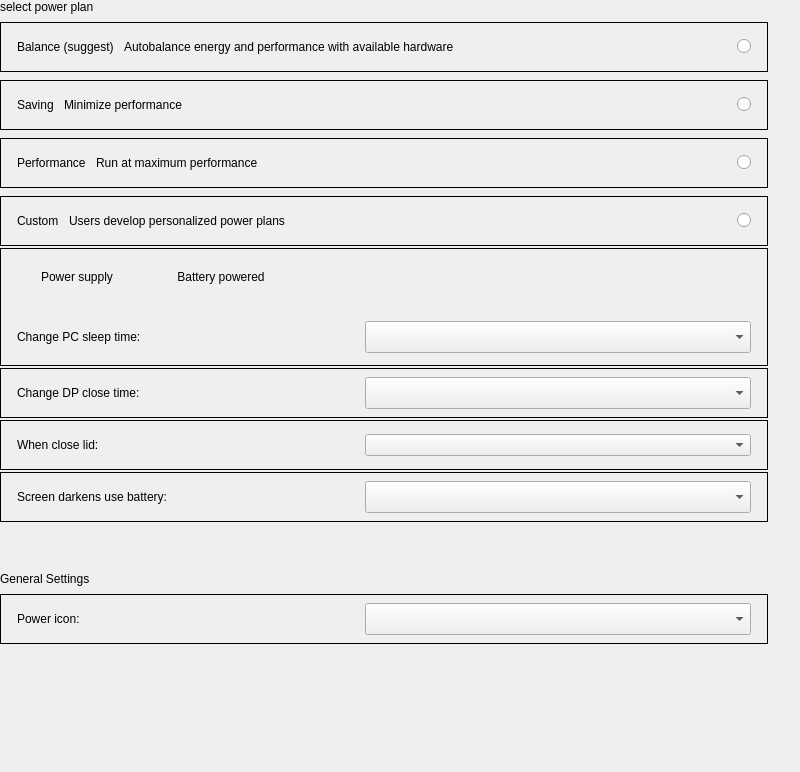
First picture: the form in plugins/system/power/power.ui, repository ukui/ukui-control-center, before the edit.
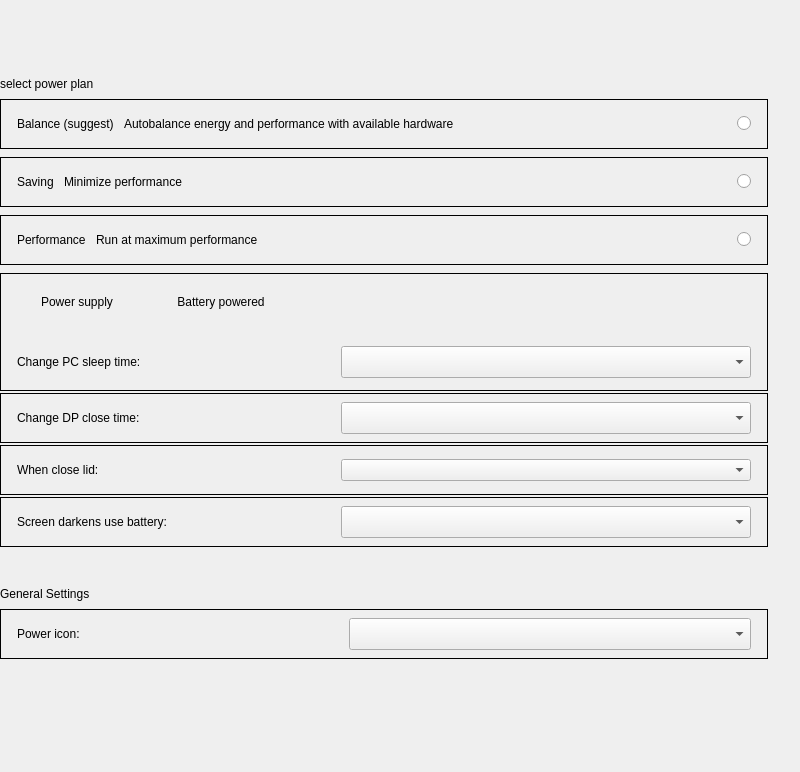
Second picture: the form after the edit. Custom widgets are drawn as their Qt base class.

Commit message:
fix(Power): Power
Description: Power

Log: 【前线】【外部禅道编号7778】【长城F229】【电源】系统电源计划选择自定义模式再选回平衡模式时，发现系统仍按自定义模式执行

Diff of the .ui file:
```diff
--- a/plugins/system/power/power.ui
+++ b/plugins/system/power/power.ui
@@ -39,7 +39,7 @@
     <number>32</number>
    </property>
    <property name="bottomMargin">
-    <number>48</number>
+    <number>16</number>
    </property>
    <item>
     <widget class="QWidget" name="widget" native="true">
@@ -391,118 +391,8 @@
            <number>2</number>
           </property>
           <property name="bottomMargin">
-           <number>10</number>
+           <number>0</number>
           </property>
-          <item>
-           <widget class="QFrame" name="customFrame">
-            <property name="minimumSize">
-             <size>
-              <width>0</width>
-              <height>50</height>
-             </size>
-            </property>
-            <property name="maximumSize">
-             <size>
-              <width>16777215</width>
-              <height>50</height>
-             </size>
-            </property>
-            <property name="frameShape">
-             <enum>QFrame::Box</enum>
-            </property>
-            <layout class="QHBoxLayout" name="horizontalLayout_6">
-             <property name="spacing">
-              <number>0</number>
-             </property>
-             <property name="leftMargin">
-              <number>0</number>
-             </property>
-             <property name="topMargin">
-              <number>0</number>
-             </property>
-             <property name="rightMargin">
-              <number>0</number>
-             </property>
-             <property name="bottomMargin">
-              <number>0</number>
-             </property>
-             <item>
-              <layout class="QHBoxLayout" name="horizontalLayout_5">
-               <property name="spacing">
-                <number>10</number>
-               </property>
-               <property name="leftMargin">
-                <number>16</number>
-               </property>
-               <property name="rightMargin">
-                <number>16</number>
-               </property>
-               <item>
-                <widget class="QLabel" name="customLabel">
-                 <property name="sizePolicy">
-                  <sizepolicy hsizetype="Fixed" vsizetype="Fixed">
-                   <horstretch>0</horstretch>
-                   <verstretch>0</verstretch>
-                  </sizepolicy>
-                 </property>
-                 <property name="text">
-                  <string>Custom</string>
-                 </property>
-                 <property name="scaledContents">
-                  <bool>true</bool>
-                 </property>
-                </widget>
-               </item>
-               <item>
-                <widget class="QLabel" name="label_7">
-                 <property name="sizePolicy">
-                  <sizepolicy hsizetype="Fixed" vsizetype="Fixed">
-                   <horstretch>0</horstretch>
-                   <verstretch>0</verstretch>
-                  </sizepolicy>
-                 </property>
-                 <property name="text">
-                  <string>Users develop personalized power plans</string>
-                 </property>
-                 <property name="scaledContents">
-                  <bool>true</bool>
-                 </property>
-                </widget>
-               </item>
-               <item>
-                <spacer name="horizontalSpacer_6">
-                 <property name="orientation">
-                  <enum>Qt::Horizontal</enum>
-                 </property>
-                 <property name="sizeHint" stdset="0">
-                  <size>
-                   <width>40</width>
-                   <height>20</height>
-                  </size>
-                 </property>
-                </spacer>
-               </item>
-               <item>
-                <widget class="QRadioButton" name="custdomRadioBtn">
-                 <property name="sizePolicy">
-                  <sizepolicy hsizetype="Fixed" vsizetype="Fixed">
-                   <horstretch>0</horstretch>
-                   <verstretch>0</verstretch>
-                  </sizepolicy>
-                 </property>
-                 <property name="text">
-                  <string/>
-                 </property>
-                 <attribute name="buttonGroup">
-                  <string notr="true">powerModeBtnGroup</string>
-                 </attribute>
-                </widget>
-               </item>
-              </layout>
-             </item>
-            </layout>
-           </widget>
-          </item>
           <item>
            <widget class="QFrame" name="custom1Frame">
             <property name="minimumSize">
@@ -633,7 +523,7 @@
              <item>
               <layout class="QHBoxLayout" name="horizontalLayout_8">
                <property name="spacing">
-                <number>48</number>
+                <number>24</number>
                </property>
                <property name="leftMargin">
                 <number>16</number>
@@ -735,7 +625,7 @@
              <item>
               <layout class="QHBoxLayout" name="horizontalLayout_9">
                <property name="spacing">
-                <number>48</number>
+                <number>24</number>
                </property>
                <property name="leftMargin">
                 <number>16</number>
@@ -759,7 +649,7 @@
                  </property>
                  <property name="maximumSize">
                   <size>
-                   <width>16777215</width>
+                   <width>300</width>
                    <height>16777215</height>
                   </size>
                  </property>
@@ -840,7 +730,7 @@
              <item>
               <layout class="QHBoxLayout" name="horizontalLayout_17">
                <property name="spacing">
-                <number>48</number>
+                <number>24</number>
                </property>
                <property name="leftMargin">
                 <number>16</number>
@@ -920,7 +810,7 @@
              <item>
               <layout class="QHBoxLayout" name="horizontalLayout_11">
                <property name="spacing">
-                <number>48</number>
+                <number>24</number>
                </property>
                <property name="leftMargin">
                 <number>16</number>
@@ -1041,7 +931,7 @@
            <item>
             <layout class="QHBoxLayout" name="horizontalLayout_12">
              <property name="spacing">
-              <number>48</number>
+              <number>32</number>
              </property>
              <property name="leftMargin">
               <number>16</number>
@@ -1109,19 +999,6 @@
      </layout>
     </widget>
    </item>
-   <item>
-    <spacer name="verticalSpacer_3">
-     <property name="orientation">
-      <enum>Qt::Vertical</enum>
-     </property>
-     <property name="sizeHint" stdset="0">
-      <size>
-       <width>20</width>
-       <height>40</height>
-      </size>
-     </property>
-    </spacer>
-   </item>
   </layout>
  </widget>
  <customwidgets>
@@ -1130,6 +1007,11 @@
    <extends>QLabel</extends>
    <header>Label/titlelabel.h</header>
   </customwidget>
+  <customwidget>
+   <class>FixLabel</class>
+   <extends>QLabel</extends>
+   <header>Label/fixlabel.h</header>
+  </customwidget>
  </customwidgets>
  <resources/>
  <connections/>
```
Left out of the diff: 8 changed lines with no effect on the pictures. The commit also changes 2 other files.
